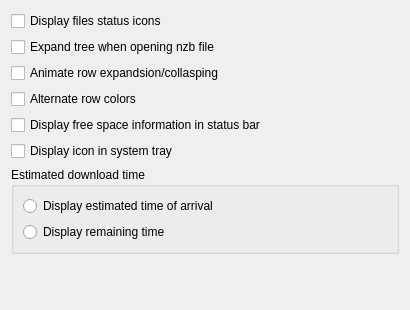
Above: src/preferences/preferencesdisplay.ui from KDE/kwooty before the change. Below: the same form after it.
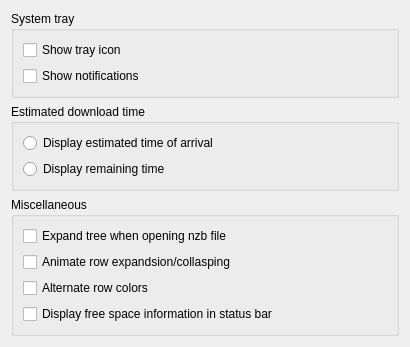
That is the form after the change.

```diff
--- a/src/preferences/preferencesdisplay.ui
+++ b/src/preferences/preferencesdisplay.ui
@@ -7,74 +7,43 @@
     <x>0</x>
     <y>0</y>
     <width>410</width>
-    <height>310</height>
+    <height>344</height>
    </rect>
   </property>
   <property name="toolTip">
    <string/>
   </property>
-  <layout class="QGridLayout" name="gridLayout_2">
+  <layout class="QGridLayout" name="gridLayout_4">
    <item row="0" column="0">
-    <widget class="QCheckBox" name="kcfg_displayIcons">
-     <property name="toolTip">
-      <string>Display status icon next to archive names</string>
+    <widget class="QGroupBox" name="sysTrayGroupBox">
+     <property name="title">
+      <string>System tray</string>
      </property>
-     <property name="text">
-      <string>Display files status icons</string>
-     </property>
+     <layout class="QGridLayout" name="gridLayout_3">
+      <item row="0" column="0">
+       <widget class="QCheckBox" name="kcfg_sysTray">
+        <property name="toolTip">
+         <string>Check to enable the Kwooty system tray icon</string>
+        </property>
+        <property name="text">
+         <string>Show tray icon</string>
+        </property>
+       </widget>
+      </item>
+      <item row="1" column="0">
+       <widget class="QCheckBox" name="kcfg_notification">
+        <property name="toolTip">
+         <string>Check to enable Kwooty notifications in system tray</string>
+        </property>
+        <property name="text">
+         <string>Show notifications</string>
+        </property>
+       </widget>
+      </item>
+     </layout>
     </widget>
    </item>
    <item row="1" column="0">
-    <widget class="QCheckBox" name="kcfg_expandTreeView">
-     <property name="toolTip">
-      <string>Expand treeview automatically when a .nzb file is open</string>
-     </property>
-     <property name="text">
-      <string>Expand tree when opening nzb file</string>
-     </property>
-    </widget>
-   </item>
-   <item row="2" column="0">
-    <widget class="QCheckBox" name="kcfg_animateTreeView">
-     <property name="toolTip">
-      <string>Expand and collapse treeview with animation</string>
-     </property>
-     <property name="text">
-      <string>Animate row expandsion/collasping</string>
-     </property>
-    </widget>
-   </item>
-   <item row="3" column="0">
-    <widget class="QCheckBox" name="kcfg_alternateColors">
-     <property name="toolTip">
-      <string>Alternate background color for each row</string>
-     </property>
-     <property name="text">
-      <string>Alternate row colors</string>
-     </property>
-    </widget>
-   </item>
-   <item row="4" column="0">
-    <widget class="QCheckBox" name="kcfg_displayCapacityBar">
-     <property name="toolTip">
-      <string>Display free space capacity bar</string>
-     </property>
-     <property name="text">
-      <string>Display free space information in status bar</string>
-     </property>
-    </widget>
-   </item>
-   <item row="5" column="0">
-    <widget class="QCheckBox" name="kcfg_sysTray">
-     <property name="toolTip">
-      <string>Display icon in system tray</string>
-     </property>
-     <property name="text">
-      <string>Display icon in system tray</string>
-     </property>
-    </widget>
-   </item>
-   <item row="6" column="0">
     <widget class="QGroupBox" name="actionGroupBox">
      <property name="title">
       <string>Estimated download time</string>
@@ -103,15 +72,64 @@
      </layout>
     </widget>
    </item>
-   <item row="7" column="0">
+   <item row="2" column="0">
+    <widget class="QGroupBox" name="groupBox">
+     <property name="title">
+      <string>Miscellaneous</string>
+     </property>
+     <layout class="QGridLayout" name="gridLayout_2">
+      <item row="0" column="0">
+       <widget class="QCheckBox" name="kcfg_expandTreeView">
+        <property name="toolTip">
+         <string>Expand treeview automatically when a .nzb file is open</string>
+        </property>
+        <property name="text">
+         <string>Expand tree when opening nzb file</string>
+        </property>
+       </widget>
+      </item>
+      <item row="1" column="0">
+       <widget class="QCheckBox" name="kcfg_animateTreeView">
+        <property name="toolTip">
+         <string>Expand and collapse treeview with animation</string>
+        </property>
+        <property name="text">
+         <string>Animate row expandsion/collasping</string>
+        </property>
+       </widget>
+      </item>
+      <item row="2" column="0">
+       <widget class="QCheckBox" name="kcfg_alternateColors">
+        <property name="toolTip">
+         <string>Alternate background color for each row</string>
+        </property>
+        <property name="text">
+         <string>Alternate row colors</string>
+        </property>
+       </widget>
+      </item>
+      <item row="3" column="0">
+       <widget class="QCheckBox" name="kcfg_displayCapacityBar">
+        <property name="toolTip">
+         <string>Display free space capacity bar</string>
+        </property>
+        <property name="text">
+         <string>Display free space information in status bar</string>
+        </property>
+       </widget>
+      </item>
+     </layout>
+    </widget>
+   </item>
+   <item row="3" column="0">
     <spacer name="spacer">
      <property name="orientation">
       <enum>Qt::Vertical</enum>
      </property>
      <property name="sizeHint" stdset="0">
       <size>
-       <width>382</width>
-       <height>20</height>
+       <width>379</width>
+       <height>1</height>
       </size>
      </property>
     </spacer>
```
